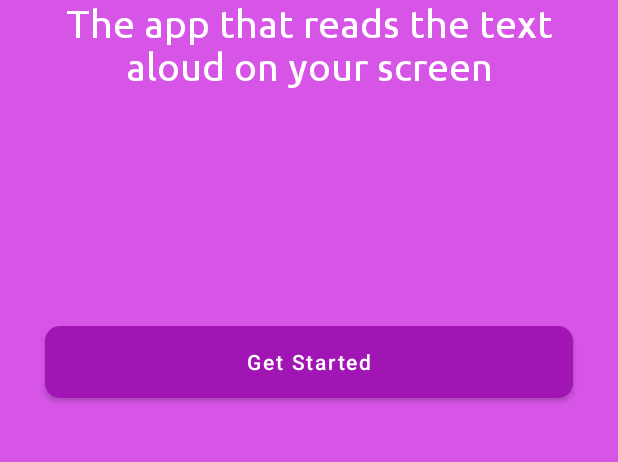
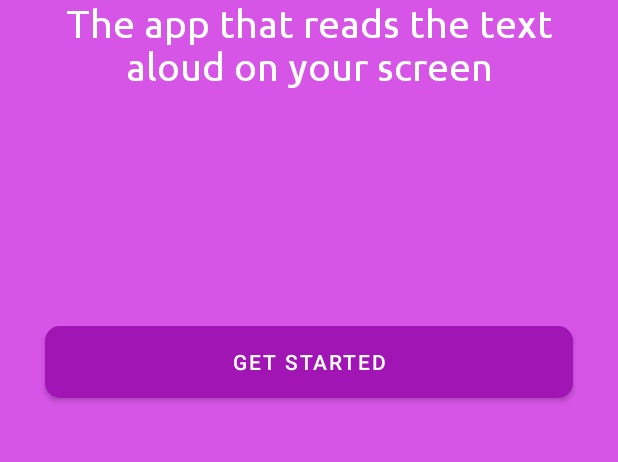
Before and after one commit to JamalAartsen/MyRead, an Android app: the screen it shows after launch (MainActivity), on a phone screen of 412 x 824 dp, the part 601-1063 px from its top. Run offline under Robolectric (Android 15) with nearby library versions, the light colour scheme and no system bars; our stand-ins replace Dagger/Hilt's generated code.

Commit message:
Add dark mode

```diff
--- a/app/src/main/java/com/jamal/myread/model/ScreenReaderService.kt
+++ b/app/src/main/java/com/jamal/myread/model/ScreenReaderService.kt
@@ -18,6 +18,7 @@ import android.speech.tts.TextToSpeech
 import android.util.Log
 import android.view.*
 import android.widget.Toast
+import androidx.annotation.RequiresApi
 import androidx.core.content.FileProvider
 import androidx.core.content.getSystemService
 import com.google.mlkit.vision.common.InputImage
@@ -32,7 +33,9 @@ import java.io.File
 import java.io.FileOutputStream
 import java.io.IOException
 import java.lang.Exception
+import java.lang.StringBuilder
 import java.util.*
+import kotlin.math.log
 
 class ScreenReaderService : Service() {
     private lateinit var floatView: ViewGroup
--- /dev/null
+++ b/app/src/main/res/drawable-night/splash_image.xml
@@ -0,0 +1,7 @@
+<?xml version="1.0" encoding="utf-8"?>
+<layer-list xmlns:android="http://schemas.android.com/apk/res/android">
+    <item android:drawable="@color/light_purple" />
+    <item
+        android:drawable="@drawable/ic_icon_logo_dark"
+        android:gravity="center" />
+</layer-list>
--- /dev/null
+++ b/app/src/main/res/drawable/ic_icon_logo_dark.xml
@@ -0,0 +1,86 @@
+<vector xmlns:android="http://schemas.android.com/apk/res/android"
+    android:width="168dp"
+    android:height="168dp"
+    android:viewportWidth="168"
+    android:viewportHeight="168">
+  <path
+      android:fillColor="#FF000000"
+      android:pathData="M84,81m-75,0a75,75 0,1 1,150 0a75,75 0,1 1,-150 0"/>
+  <path
+      android:pathData="M95.938,109.557l-1.3,3.391 -13.7,-3.411 1.923,-5Z"
+      android:fillColor="#ffb7b7"/>
+  <path
+      android:pathData="M99.557,109.955l-4.2,10.933 -0.138,-0.053a4.559,4.559 0,0 1,-2.621 -5.89h0l2.566,-6.677Z"
+      android:fillColor="#2f2e41"/>
+  <path
+      android:pathData="M75.124,67.103l-5.969,0.559 -0.3,17.761a3.343,3.343 0,0 0,3.559 3.033l3.785,-0.261Z"
+      android:fillColor="#e5e5e5"/>
+  <path
+      android:pathData="M96.168,66.229l-4.084,-0.053 -0.242,21.1h0a6.573,6.573 0,0 0,6.788 -6.824Z"
+      android:fillColor="#e5e5e5"/>
+  <path
+      android:pathData="M72.468,94.778a12.987,12.987 0,0 1,-0.42 1.809c-0.206,0.58 -0.524,1.116 -0.713,1.7a5.686,5.686 0,0 0,1.562 5.388,8.792 8.792,0 0,0 4.287,2.546 17.491,17.491 0,0 0,3.684 0.387c3.424,0.116 6.936,0.22 10.18,-0.88a17.693,17.693 0,0 0,2.958 -1.344,2.214 2.214,0 0,0 0.767,-0.6 2.112,2.112 0,0 0,0.277 -1.24c-0.007,-1.452 -0.3,-2.9 -0.232,-4.346a17.225,17.225 0,0 0,0.115 -2.406,4.439 4.439,0 0,0 -3.392,-3.824 9.215,9.215 0,0 0,-2.812 0,71.687 71.687,0 0,1 -7.318,0.327c-2.5,-0.016 -4.978,-0.4 -7.462,-0.437 -0.735,-0.012 -0.72,0.215 -0.954,0.926A17.324,17.324 0,0 0,72.468 94.778Z"
+      android:fillColor="#2f2e41"/>
+  <path
+      android:pathData="M62.706,93.599a7.389,7.389 0,0 0,-2.055 -0.218,5.129 5.129,0 0,0 -4.761,6.046 8.613,8.613 0,0 0,0.814 2.225,7.434 7.434,0 0,0 2.207,2.918 8.594,8.594 0,0 0,1.948 0.927l5.313,2c0.782,0.294 1.563,0.589 2.353,0.862a46.02,46.02 0,0 0,12.289 2.443,13.306 13.306,0 0,0 3.816,-0.193 1.242,1.242 0,0 0,0.781 -0.422,1.338 1.338,0 0,0 0.175,-0.577l0.327,-2.289a1.917,1.917 0,0 0,-0.028 -0.965,1.848 1.848,0 0,0 -0.883,-0.832c-3.493,-2.006 -7.572,-3.113 -10.512,-5.867 -0.692,-0.648 -1.271,-1.676 -2.112,-2.116 -0.954,-0.5 -2.077,-0.784 -3.063,-1.245A33.906,33.906 0,0 0,62.706 93.599Z"
+      android:fillColor="#2f2e41"/>
+  <path
+      android:fillColor="#FF000000"
+      android:pathData="M68.01,96.68c1.878,0.589 9.807,4.666 11.167,6.089 -0.182,0.066 -6.363,-3.4 -6.549,-3.454a37.348,37.348 0,0 1,-4.982 -1.756c-0.322,-0.149 -2.092,-0.849 -2.012,-1.256C65.724,95.85 67.677,96.58 68.01,96.68Z"
+      android:strokeAlpha="0.1"
+      android:fillAlpha="0.1"/>
+  <path
+      android:pathData="M79.345,61.133l-5.057,3.839s-5.336,0.167 -5.155,3.578 2.316,19.56 2.316,19.56l0.463,5.557 8.789,2.5a28.755,28.755 0,0 0,14.568 0.312h0l-1.044,-5.574s4.229,-25.317 1.681,-26.432a7.593,7.593 0,0 0,-4.14 -0.8l-3.194,-2.787Z"
+      android:fillColor="#e5e5e5"/>
+  <path
+      android:pathData="M94.313,54.933c0,4.984 -4.609,4.23 -10.294,4.23s-10.294,0.754 -10.294,-4.23 2.251,-13.819 10.294,-13.819C92.339,41.113 94.313,49.948 94.313,54.933Z"
+      android:fillColor="#2f2e41"/>
+  <path
+      android:pathData="M84.473,51.723m-4.898,4.898a6.927,6.927 90,1 1,9.796 -9.796a6.927,6.927 90,1 1,-9.796 9.796"
+      android:fillColor="#ffb7b7"/>
+  <path
+      android:pathData="M75.982,51.548h2.74l1.209,-3.384 0.242,3.384h1.309l0.705,-1.974 0.141,1.974h9.73a7.333,7.333 0,0 0,-7.333 -7.333L83.318,44.215a7.333,7.333 0,0 0,-7.333 7.333Z"
+      android:fillColor="#2f2e41"/>
+  <path
+      android:pathData="M77.116,61.93h13.853v16.72h-13.853z"
+      android:fillColor="#a015b3"/>
+  <path
+      android:pathData="M77.879,109.398l1.3,3.391 13.7,-3.411 -1.923,-5Z"
+      android:fillColor="#ffb7b7"/>
+  <path
+      android:pathData="M78.654,108.108l2.566,6.677h0a4.559,4.559 0,0 1,-2.621 5.89l-0.138,0.053 -4.2,-10.933Z"
+      android:fillColor="#2f2e41"/>
+  <path
+      android:pathData="M105.26,92.301a9.564,9.564 0,0 1,3.369 -0.23,3.551 3.551,0 0,1 3.565,4.008 9.481,9.481 0,0 1,-2.061 6.055,5.5 5.5,0 0,1 -1.178,1.134 7.756,7.756 0,0 1,-1.533 0.739l-11.9,4.693a76.88,76.88 0,0 1,-9.537 3.287,0.743 0.743,0 0,1 -0.992,-0.346l-0.008,-0.016a24.652,24.652 0,0 1,-2.608 -4.771,0.321 0.321,0 0,1 0.142,-0.507l8.416,-4.836a8.509,8.509 0,0 0,1.713 -1.18,4.253 4.253,0 0,0 0.88,-1.224c0.174,-0.364 0.191,-1.224 0.414,-1.494s0.965,-0.285 1.309,-0.388a11.865,11.865 0,0 0,1.425 -0.539c1.883,-0.842 3.559,-2.066 5.364,-3.052A13.762,13.762 0,0 1,105.26 92.301Z"
+      android:fillColor="#2f2e41"/>
+  <path
+      android:fillColor="#FF000000"
+      android:pathData="M100.489,95.912c-1.446,1.086 -3.318,2.084 -4.751,3.2 -0.489,0.38 -8.643,4.964 -8.758,5.573 1.337,0.225 9.854,-5.733 11.073,-6.328a19.684,19.684 0,0 0,3.369 -2.265c0.273,-0.212 1.429,-0.85 0.646,-1.087C101.626,94.871 100.814,95.695 100.489,95.912Z"
+      android:strokeAlpha="0.1"
+      android:fillAlpha="0.1"/>
+  <path
+      android:pathData="M72.339,72.599l0.191,-1.476s7.134,0.521 6.019,2.272 -3.822,1.911 -3.822,1.911Z"
+      android:strokeAlpha="0.17"
+      android:fillColor="#2f2e41"
+      android:fillAlpha="0.17"/>
+  <path
+      android:pathData="M77.724,66.18a2.785,2.785 0,0 1,2.026 1.244h0a2.782,2.782 0,0 1,-0.9 3.911,2.685 2.685,0 0,1 -0.369,0.181l-4.385,13.412a2.228,2.228 0,1 1,-4.006 -1.95l4.663,-13.263a2.779,2.779 0,0 1,2.975 -3.535Z"
+      android:fillColor="#ffb7b7"/>
+  <path
+      android:pathData="M72.408,71.248s2.512,4.293 6.145,2.147l-3.52,13.471h-2.966l-3.068,-0.573 0.859,-5.566Z"
+      android:fillColor="#e5e5e5"/>
+  <path
+      android:pathData="M90.343,74.182l-2.081,-2.857s1,-2.964 4.879,-1.88C93.141,69.445 95.609,74.97 90.343,74.182Z"
+      android:fillColor="#e5e5e5"/>
+  <path
+      android:pathData="M90.343,74.182l-2.081,-2.857s1,-2.964 4.879,-1.88C93.141,69.445 95.609,74.97 90.343,74.182Z"
+      android:strokeAlpha="0.17"
+      android:fillColor="#2f2e41"
+      android:fillAlpha="0.17"/>
+  <path
+      android:pathData="M90.895,64.199a2.764,2.764 0,0 1,1.486 3.288l4.663,13.263a2.228,2.228 0,1 1,-4.006 1.95l-4.385,-13.412a2.681,2.681 0,0 1,-0.369 -0.181,2.783 2.783,0 0,1 -0.9,-3.911h0a2.785,2.785 0,0 1,2.026 -1.244A2.751,2.751 0,0 1,90.895 64.199Z"
+      android:fillColor="#ffb7b7"/>
+  <path
+      android:pathData="M88.262,71.329a3.184,3.184 0,0 0,4.879 -1.88l4.839,12.741 -1.438,2.515 -0.208,0.017a5.318,5.318 0,0 1,-4.551 -1.925h0a10.564,10.564 0,0 1,-2.207 -4.693Z"
+      android:fillColor="#e5e5e5"/>
+</vector>
--- a/app/src/main/res/layout/fragment_get_started.xml
+++ b/app/src/main/res/layout/fragment_get_started.xml
@@ -63,7 +63,6 @@
         android:background="@drawable/btn_bg"
         android:text="@string/get_started"
         android:elevation="10dp"
-        android:textAllCaps="false"
         app:backgroundTint="@null"
         app:layout_constraintBottom_toBottomOf="parent"
         app:layout_constraintTop_toBottomOf="@+id/relativeLayout" />
--- a/app/src/main/res/layout/fragment_home.xml
+++ b/app/src/main/res/layout/fragment_home.xml
@@ -60,7 +60,6 @@
         android:background="@drawable/btn_bg"
         android:fontFamily="@font/ubuntu_medium"
         android:text="@string/start"
-        android:textAllCaps="false"
         android:textSize="16dp"
         app:backgroundTint="@null"
         app:layout_constraintBottom_toBottomOf="parent"
--- /dev/null
+++ b/app/src/main/res/values-night/colors.xml
@@ -0,0 +1,6 @@
+<?xml version="1.0" encoding="utf-8"?>
+<resources>
+
+    <color name="dark_purple">#000000</color>
+    <color name="light_purple">#111111</color>
+</resources>
--- a/app/src/main/res/values-night/themes.xml
+++ b/app/src/main/res/values-night/themes.xml
@@ -1,6 +1,6 @@
 <resources xmlns:tools="http://schemas.android.com/tools">
     <!-- Base application theme. -->
-    <style name="Theme.MyRead" parent="Theme.MaterialComponents.DayNight.DarkActionBar">
+    <style name="Theme.MyRead" parent="Theme.MaterialComponents.DayNight.NoActionBar">
         <!-- Primary brand color. -->
         <item name="colorPrimary">@color/purple_200</item>
         <item name="colorPrimaryVariant">@color/purple_700</item>
@@ -10,7 +10,17 @@
         <item name="colorSecondaryVariant">@color/teal_200</item>
         <item name="colorOnSecondary">@color/black</item>
         <!-- Status bar color. -->
-        <item name="android:statusBarColor" tools:targetApi="l">?attr/colorPrimaryVariant</item>
+        <item name="android:statusBarColor" tools:targetApi="l">@color/black</item>
         <!-- Customize your theme here. -->
     </style>
+
+    <style name="SplashScreenTheme" parent="Theme.MaterialComponents.DayNight.NoActionBar">
+        <item name="android:windowBackground">@drawable/splash_image</item>
+        <item name="android:navigationBarColor">@color/light_purple</item>
+        <item name="android:statusBarColor">@color/dark_purple</item>
+    </style>
+
+    <style name="ToolBarTheme" parent="@style/ThemeOverlay.AppCompat.Dark.ActionBar">
+        <item name="android:fontFamily">@font/ubuntu_medium</item>
+    </style>
 </resources>
```
